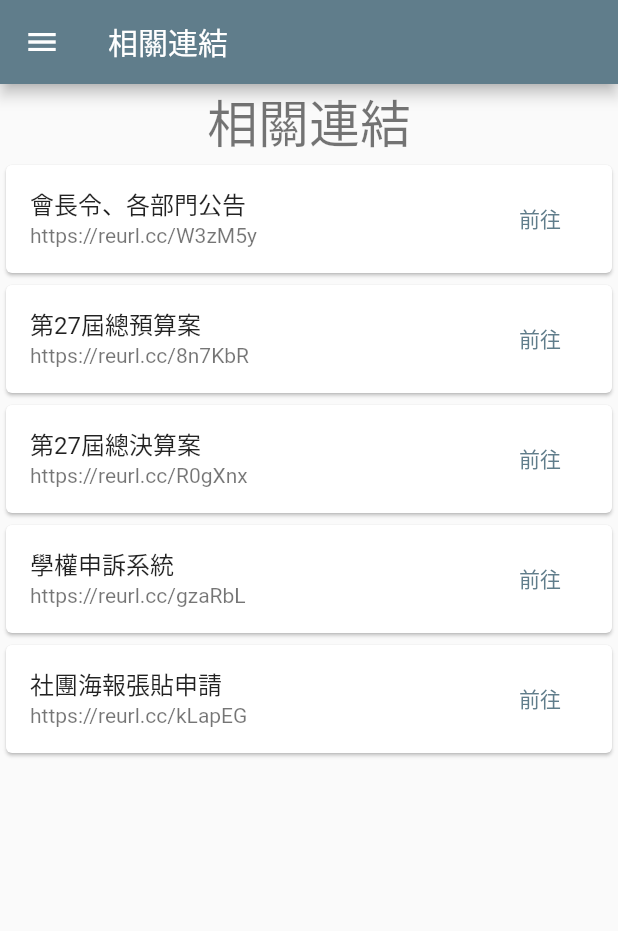
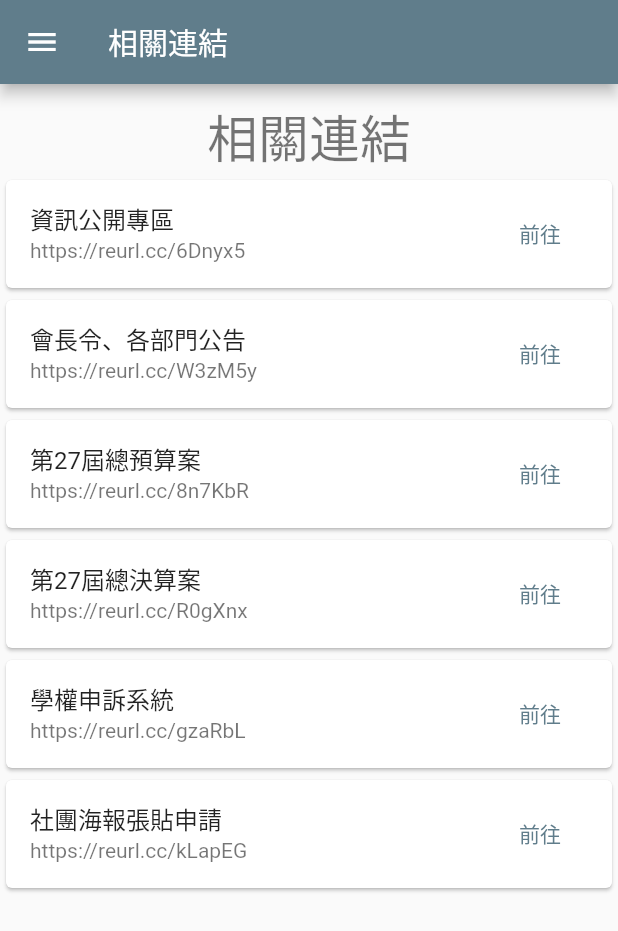
Before and after one commit to NCHUSG/NCHUSG.github.io, a Flutter app: the LinksPage screen opened by its route, on a phone screen of 412 x 824 dp. Shown: the top 931 px of the screen. Run offline on Flutter 3.47's test engine with Material 2 defaults, Android fonts, the light colour scheme and no system bars.

Commit message:
Add padding

```diff
--- a/lib/pages/links.dart
+++ b/lib/pages/links.dart
@@ -17,6 +17,8 @@ class _LinksPageState extends State<LinksPage> {
         body: Scrollbar(
             isAlwaysShown: true,
             child: SingleChildScrollView(
+                child: Padding(
+                    padding: const EdgeInsets.symmetric(vertical: 10.0),
                     child: Center(
                         child: Column(
                             crossAxisAlignment: CrossAxisAlignment.center,
@@ -26,7 +28,10 @@ class _LinksPageState extends State<LinksPage> {
                             style: Theme.of(context).textTheme.headline4,
                           ),
                           const LinkedCard(
-                      text: '會長令、各部門公告', url: 'https://reurl.cc/W3zM5y'),
+                              text: '資訊公開專區', url: 'https://reurl.cc/6Dnyx5'),
+                          const LinkedCard(
+                              text: '會長令、各部門公告',
+                              url: 'https://reurl.cc/W3zM5y'),
                           const LinkedCard(
                               text: '第27屆總預算案', url: 'https://reurl.cc/8n7KbR'),
                           const LinkedCard(
@@ -34,7 +39,8 @@ class _LinksPageState extends State<LinksPage> {
                           const LinkedCard(
                               text: '學權申訴系統', url: 'https://reurl.cc/gzaRbL'),
                           const LinkedCard(
-                      text: '社團海報張貼申請', url: 'https://reurl.cc/kLapEG '),
-                ])))));
+                              text: '社團海報張貼申請',
+                              url: 'https://reurl.cc/kLapEG '),
+                        ]))))));
   }
 }
```
Lines whose indentation alone changed are shown as unchanged.
